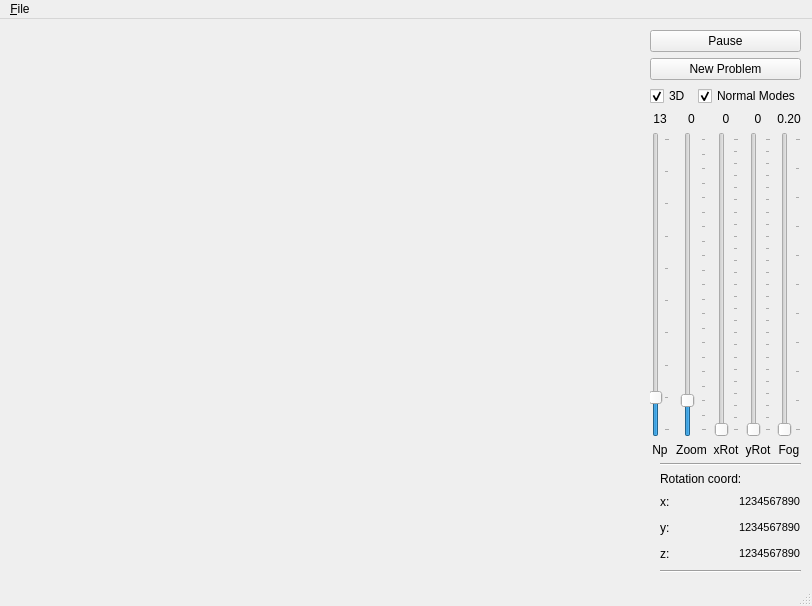
The window that Atomical/Qt4/mainwindow.ui (nagyistoce/cocoatutorials) describes before a commit, drawn with Qt 5.
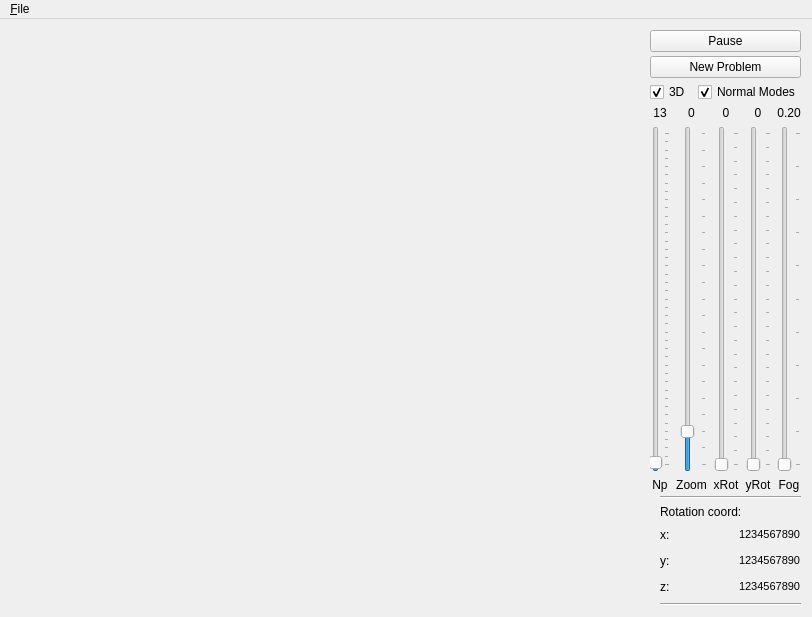
The same window after the commit. Icons and pictures are not drawn.

Commit message: Implemented simpler FullScreen processing. Moved all the controls into a frame (to make it easy to hide) Broke most of the interaction of the controls with the model (I'll fix this on Sunday).

Patch:
```diff
--- a/Atomical/Qt4/mainwindow.ui
+++ b/Atomical/Qt4/mainwindow.ui
@@ -2,12 +2,18 @@
 <ui version="4.0">
  <class>MainWindowClass</class>
  <widget class="QMainWindow" name="MainWindowClass">
+  <property name="windowModality">
+   <enum>Qt::WindowModal</enum>
+  </property>
+  <property name="enabled">
+   <bool>true</bool>
+  </property>
   <property name="geometry">
    <rect>
     <x>0</x>
     <y>0</y>
     <width>812</width>
-    <height>606</height>
+    <height>617</height>
    </rect>
   </property>
   <property name="windowTitle">
@@ -23,7 +29,16 @@
    <bool>true</bool>
   </property>
   <widget class="QWidget" name="centralWidget">
+   <property name="enabled">
+    <bool>true</bool>
+   </property>
    <layout class="QHBoxLayout" name="horizontalLayout_6">
+    <property name="spacing">
+     <number>0</number>
+    </property>
+    <property name="margin">
+     <number>0</number>
+    </property>
     <item>
      <layout class="QVBoxLayout" name="verticalLayout_2">
       <property name="spacing">
@@ -51,7 +66,11 @@
      </layout>
     </item>
     <item>
-     <layout class="QVBoxLayout" name="verticalLayout_3">
+     <widget class="QFrame" name="controls">
+      <layout class="QVBoxLayout" name="verticalLayoutControls">
+       <property name="spacing">
+        <number>4</number>
+       </property>
       <item>
        <widget class="QPushButton" name="pauseResumeButton">
         <property name="text">
@@ -122,7 +141,10 @@
              <number>3</number>
             </property>
             <property name="maximum">
-             <number>93</number>
+              <number>2003</number>
+             </property>
+             <property name="pageStep">
+              <number>100</number>
             </property>
             <property name="value">
              <number>13</number>
@@ -137,7 +159,7 @@
              <enum>QSlider::TicksBelow</enum>
             </property>
             <property name="tickInterval">
-             <number>10</number>
+              <number>50</number>
             </property>
            </widget>
           </item>
@@ -535,6 +557,7 @@
        </layout>
       </item>
      </layout>
+     </widget>
     </item>
    </layout>
   </widget>
@@ -556,7 +579,6 @@
    </widget>
    <addaction name="menu_File"/>
   </widget>
-  <widget class="QStatusBar" name="statusBar"/>
   <action name="actionExit">
    <property name="enabled">
     <bool>true</bool>
```
Left out of the diff: 168 changed lines with no effect on the pictures. Lines whose indentation alone changed are shown as unchanged. The commit also changes 6 other files.
